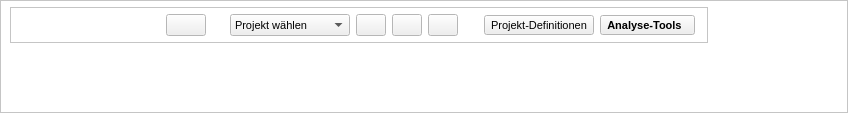
Old version of the form projektcheck/ui/ProjektCheck_dockwidget_base.ui in the repository projektcheck/ProjektCheck-QGIS.
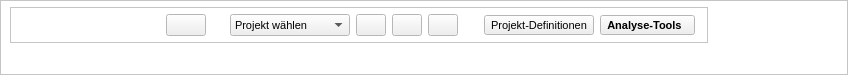
New version of the form. Icons and pictures are not drawn.

What changed in the file:
```diff
--- a/projektcheck/ui/ProjektCheck_dockwidget_base.ui
+++ b/projektcheck/ui/ProjektCheck_dockwidget_base.ui
@@ -7,7 +7,7 @@
     <x>0</x>
     <y>0</y>
     <width>848</width>
-    <height>113</height>
+    <height>75</height>
    </rect>
   </property>
   <property name="sizePolicy">
@@ -19,7 +19,7 @@
   <property name="minimumSize">
    <size>
     <width>742</width>
-    <height>113</height>
+    <height>75</height>
    </size>
   </property>
   <property name="maximumSize">
```
